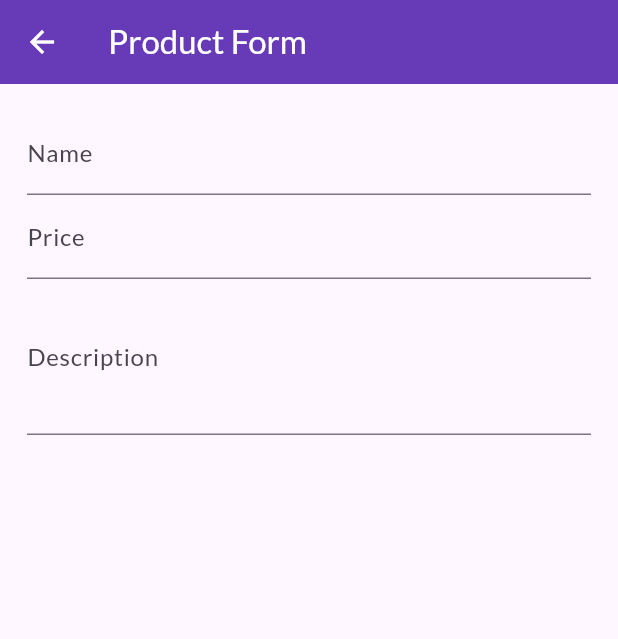
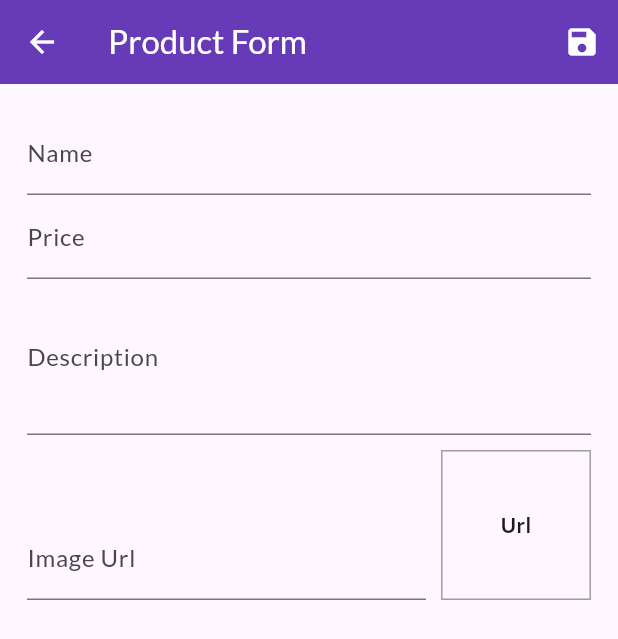
Before and after one commit to HelioPC/flutter_course, a Flutter app: the ProductFormPage screen opened by its route, on a phone screen of 412 x 824 dp. Shown: the top 639 px of the screen. Run offline on Flutter 3.47's test engine with Material 2 defaults, Android fonts, the phone set to English and light mode, and no system bars; our stand-ins replace flutter_slidable; network calls fail.

Commit message:
Validate form fields

```diff
--- a/projects/shop/lib/pages/product_form_page.dart
+++ b/projects/shop/lib/pages/product_form_page.dart
@@ -1,4 +1,7 @@
+import 'dart:math';
+
 import 'package:flutter/material.dart';
+import 'package:shop/models/product.dart';
 
 class ProductFormPage extends StatefulWidget {
   const ProductFormPage({super.key});
@@ -10,11 +13,58 @@ class ProductFormPage extends StatefulWidget {
 class _ProductFormPageState extends State<ProductFormPage> {
   final _priceFocus = FocusNode();
   final _descriptionFocus = FocusNode();
+  final _imageUrlFocus = FocusNode();
+  final _imageUrlController = TextEditingController();
+
+  final _formKey = GlobalKey<FormState>();
+  final _formData = <String, Object>{};
+
+  @override
+  void initState() {
+    super.initState();
+    _imageUrlFocus.addListener(_updateImage);
+  }
 
   @override
   void dispose() {
     super.dispose();
     _priceFocus.dispose();
+    _descriptionFocus.dispose();
+    _imageUrlFocus.removeListener(_updateImage);
+    _imageUrlFocus.dispose();
+    _imageUrlController.dispose();
+  }
+
+  void _updateImage() {
+    setState(() {});
+  }
+
+  void _submitForm() {
+    final isValid = _formKey.currentState?.validate() ?? false;
+
+    if (!isValid) return;
+
+    _formKey.currentState?.save();
+
+    final _newProduct = Product(
+      id: Random().nextDouble().toString(),
+      title: _formData['name'] as String,
+      description: _formData['description'] as String,
+      price: _formData['price'] as double,
+      imageUrl: _formData['imageUrl'] as String,
+    );
+
+    print(_newProduct.description);
+    print(_newProduct.price);
+    print(_newProduct.imageUrl);
+  }
+
+  bool isValidUrl(String url) {
+    final isValid = Uri.tryParse(url)?.hasAbsolutePath ?? false;
+    final endsWithFile =
+        url.endsWith('.png') || url.endsWith('.jpg') || url.endsWith('.jpeg');
+
+    return isValid && endsWithFile;
   }
 
   @override
@@ -22,10 +72,17 @@ class _ProductFormPageState extends State<ProductFormPage> {
     return Scaffold(
       appBar: AppBar(
         title: const Text('Product Form'),
+        actions: [
+          IconButton(
+            onPressed: _submitForm,
+            icon: const Icon(Icons.save),
+          ),
+        ],
       ),
       body: Padding(
         padding: const EdgeInsets.all(18),
         child: Form(
+          key: _formKey,
           child: ListView(
             children: [
               TextFormField(
@@ -33,6 +90,20 @@ class _ProductFormPageState extends State<ProductFormPage> {
                 textInputAction: TextInputAction.next,
                 onFieldSubmitted: (value) {
                   FocusScope.of(context).requestFocus(_priceFocus);
+                },
+                onSaved: (name) => _formData['name'] = name ?? '',
+                validator: (value) {
+                  final name = value ?? '';
+
+                  if (name.trim().isEmpty) {
+                    return 'This field is required';
+                  }
+
+                  if (name.length < 3) {
+                    return '3 letters at least';
+                  }
+
+                  return null;
                 },
               ),
               TextFormField(
@@ -44,14 +115,93 @@ class _ProductFormPageState extends State<ProductFormPage> {
                 onFieldSubmitted: (value) {
                   FocusScope.of(context).requestFocus(_descriptionFocus);
                 },
+                onSaved: (price) => _formData['price'] =
+                    double.parse(price?.replaceFirst(RegExp(','), '.') ?? '0'),
                 focusNode: _priceFocus,
+                validator: (value) {
+                  final price = double.tryParse(value ?? '-1') ?? -1;
+
+                  if (price <= 0) {
+                    return '\'$price\' is an invalid price';
+                  }
+
+                  return null;
+                },
               ),
               TextFormField(
                 decoration: const InputDecoration(labelText: 'Description'),
                 keyboardType: TextInputType.multiline,
                 maxLines: 3,
                 textInputAction: TextInputAction.next,
+                onSaved: (description) =>
+                    _formData['description'] = description ?? '',
                 focusNode: _descriptionFocus,
+                validator: (value) {
+                  final description = value ?? '';
+
+                  if (description.trim().isEmpty) {
+                    return 'This field is required';
+                  }
+
+                  if (description.length < 13) {
+                    return '13 letters at least';
+                  }
+
+                  return null;
+                },
+              ),
+              Row(
+                crossAxisAlignment: CrossAxisAlignment.end,
+                children: [
+                  Expanded(
+                    child: TextFormField(
+                      controller: _imageUrlController,
+                      decoration: const InputDecoration(labelText: 'Image Url'),
+                      keyboardType: TextInputType.url,
+                      textInputAction: TextInputAction.done,
+                      onSaved: (imageUrl) =>
+                          _formData['imageUrl'] = imageUrl ?? '',
+                      focusNode: _imageUrlFocus,
+                      onChanged: (value) {
+                        _submitForm();
+                      },
+                      validator: (value) {
+                        final image = value ?? '';
+
+                        if (!isValidUrl(image)) {
+                          return 'Invalid image url';
+                        }
+
+                        return null;
+                      },
+                    ),
+                  ),
+                  Container(
+                    width: 100,
+                    height: 100,
+                    margin: const EdgeInsets.only(top: 10, left: 10),
+                    decoration: BoxDecoration(
+                      border: Border.all(
+                        color: Colors.grey,
+                        width: 1,
+                      ),
+                    ),
+                    alignment: Alignment.center,
+                    child: _imageUrlController.text.isEmpty
+                        ? const Text(
+                            'Url',
+                            style: TextStyle(fontWeight: FontWeight.bold),
+                          )
+                        : FittedBox(
+                            child: Image.network(
+                              _imageUrlController.text,
+                              width: 90,
+                              height: 90,
+                              fit: BoxFit.cover,
+                            ),
+                          ),
+                  ),
+                ],
               ),
             ],
           ),
```
